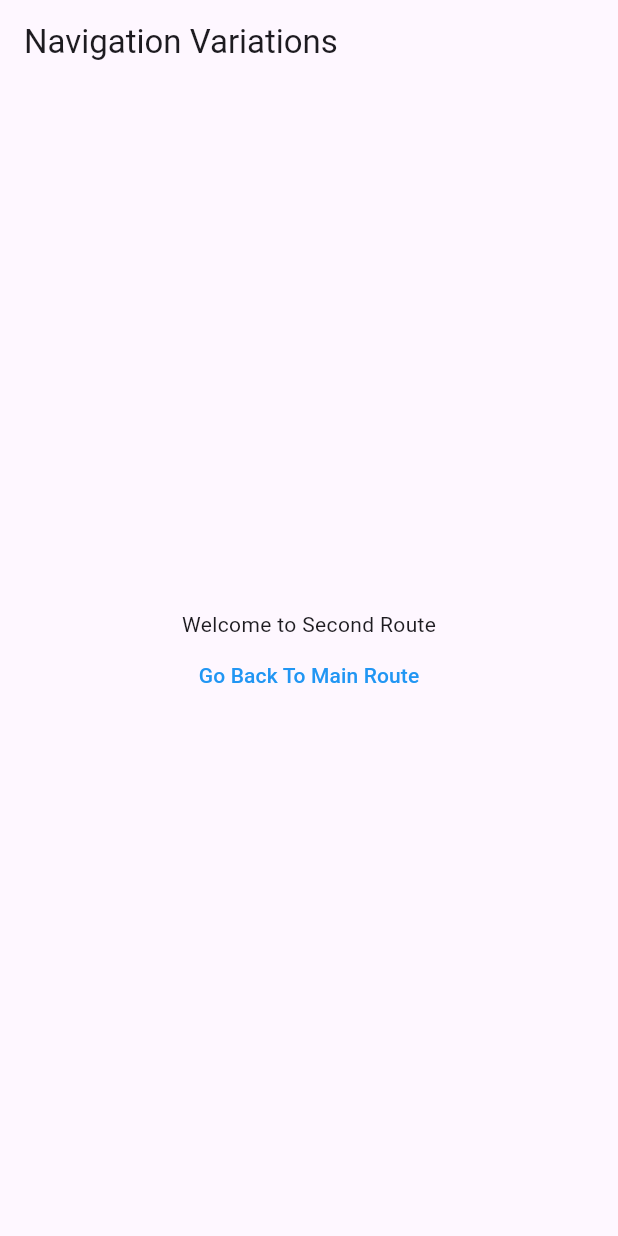
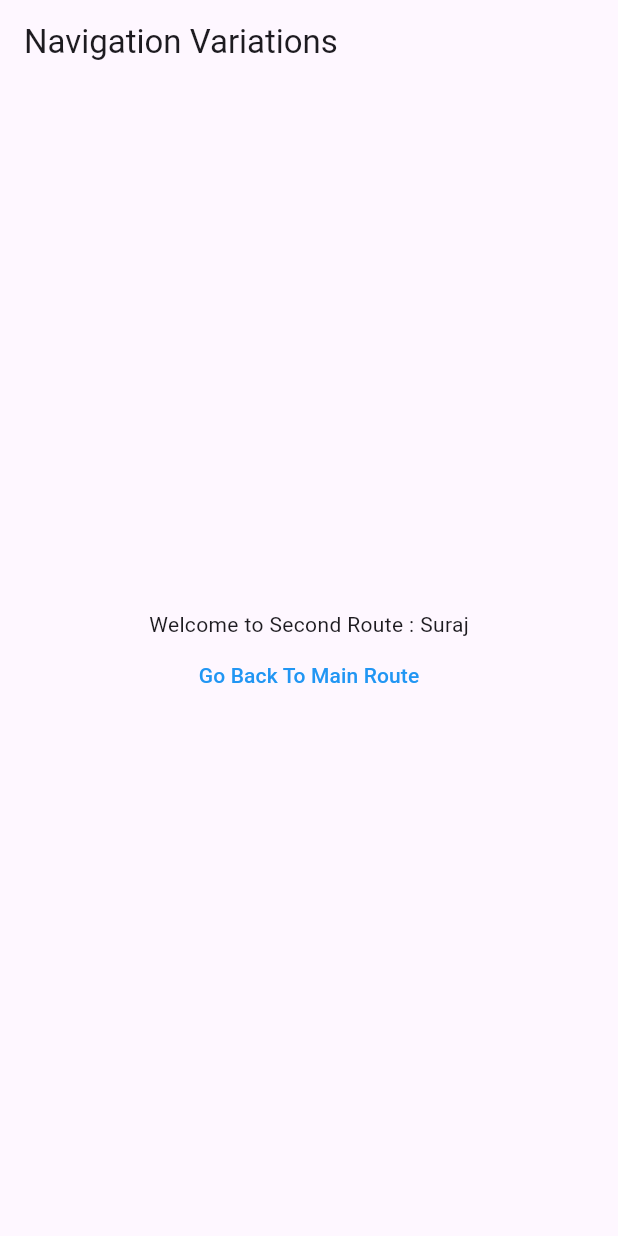
Before and after one commit to surajshrestha/navigation_basics, a Flutter app: the screen it shows after launch, after a tap on "Go To Second Route", on a phone screen of 412 x 824 dp. Run offline on Flutter 3.47's test engine with Material 3 defaults, Android fonts, the light colour scheme and no system bars.

Commit message:
pass value

```diff
--- a/lib/home.dart
+++ b/lib/home.dart
@@ -2,7 +2,7 @@ import 'package:flutter/material.dart';
 import 'package:navigation_techniques/second_route.dart';
 
 class Home extends StatefulWidget {
-  const Home({super.key});
+  final String returnValue = "";
 
   @override
   State<Home> createState() => _HomeState();
@@ -21,13 +21,18 @@ class _HomeState extends State<Home> {
           height: double.infinity,
           alignment: Alignment.center,
           child: TextButton(
-              onPressed: () {
-                Navigator.push(
+              onPressed: () async {
+                final result = await Navigator.push(
                   context,
                   MaterialPageRoute(builder:(context) {
-                    return SecondRoute();
+                    return SecondRoute("Suraj");
                   },),
                 );
+                if(result!=null){
+                  setState(() {
+                    print(result);
+                  });
+                }
               },
               child: Text("Go To Second Route"),
               style: ElevatedButton.styleFrom(foregroundColor: Colors.blue)),
--- a/lib/second_route.dart
+++ b/lib/second_route.dart
@@ -1,7 +1,8 @@
 import 'package:flutter/material.dart';
 
 class SecondRoute extends StatelessWidget {
-  const SecondRoute({super.key});
+  final String value;
+  SecondRoute(this.value);
 
   @override
   Widget build(BuildContext context) {
@@ -14,7 +15,7 @@ class SecondRoute extends StatelessWidget {
           child: Column(
             mainAxisAlignment: MainAxisAlignment.center,
             children: [
-              Text("Welcome to Second Route"),
+              Text("Welcome to Second Route : ${value}"),
               TextButton(
                 onPressed: () {
                   Navigator.pop(context);
```
